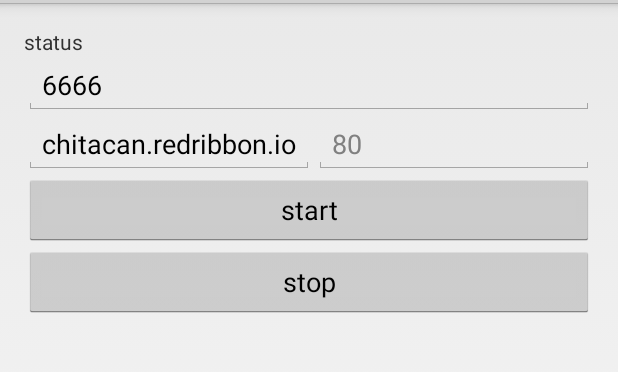
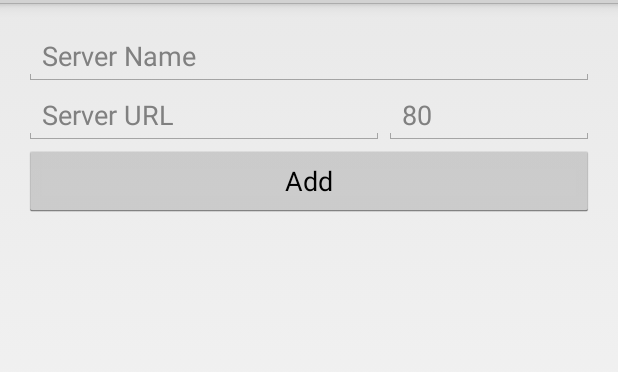
Before and after one commit to chitacan/bridge-app, an Android app: the layout fragment_add.xml on its own in the app's theme, with its tools: preview values and no code run, on a phone screen of 412 x 824 dp, the part 69-441 px from its top. Run offline under Robolectric (Android 15) with nearby library versions, the phone set to English and light mode, and no system bars.

Commit message:
[app] create 'AddFragment' and its layout.

```diff
--- a/app/src/main/java/com/chitacan/bridge/NavigationDrawerFragment.java
+++ b/app/src/main/java/com/chitacan/bridge/NavigationDrawerFragment.java
@@ -247,7 +247,7 @@ public class NavigationDrawerFragment extends Fragment {
             return true;
         }
 
-        if (item.getItemId() == R.id.action_example) {
+        if (item.getItemId() == R.id.action_add) {
             Toast.makeText(getActivity(), "Example action.", Toast.LENGTH_SHORT).show();
             return true;
         }
--- a/app/src/main/res/layout/fragment_main.xml
+++ b/app/src/main/res/layout/fragment_add.xml
@@ -6,44 +6,35 @@
     android:paddingLeft="@dimen/activity_horizontal_margin"
     android:paddingRight="@dimen/activity_horizontal_margin"
     android:paddingTop="@dimen/activity_vertical_margin"
-    tools:context=".MainActivity$PlaceholderFragment">
-
-    <TextView
-        android:id="@+id/section_status"
-        android:layout_width="match_parent"
-        android:layout_height="wrap_content"
-        android:text="status" />
+    tools:context="com.chitacan.bridge.AddFragment">
 
     <EditText
-        android:id="@+id/edit_local_port"
+        android:id="@+id/edit_server_name"
         android:layout_width="match_parent"
         android:layout_height="wrap_content"
         android:layout_alignParentStart="true"
-        android:layout_below="@+id/section_status"
-        android:hint="local port number"
-        android:inputType="number"
-        android:maxLength="5"
-        android:text="6666" />
+        android:hint="Server Name"
+        android:inputType="textUri"
+        android:singleLine="true" />
 
     <EditText
-        android:id="@+id/edit_remote_addr"
+        android:id="@+id/edit_server_url"
         android:layout_width="wrap_content"
         android:layout_height="wrap_content"
         android:layout_alignParentStart="true"
-        android:layout_below="@+id/edit_local_port"
-        android:hint="remote hostname"
+        android:hint="Server URL"
+        android:layout_below="@+id/edit_server_name"
         android:inputType="textUri"
-        android:maxWidth="240dip"
-        android:singleLine="true"
-        android:text="chitacan.redribbon.io" />
+        android:minWidth="240dip"
+        android:singleLine="true" />
 
     <EditText
         android:id="@+id/edit_remote_port"
         android:layout_width="wrap_content"
         android:layout_height="wrap_content"
         android:layout_alignParentEnd="true"
-        android:layout_below="@+id/edit_local_port"
-        android:layout_toRightOf="@+id/edit_remote_addr"
+        android:layout_below="@+id/edit_server_name"
+        android:layout_toRightOf="@+id/edit_server_url"
         android:hint="80"
         android:inputType="number"
         android:maxLength="5"
@@ -55,13 +46,6 @@
         android:layout_width="match_parent"
         android:layout_height="wrap_content"
         android:layout_below="@id/edit_remote_port"
-        android:text="start" />
-
-    <Button
-        android:id="@+id/btn_stop"
-        android:layout_width="match_parent"
-        android:layout_height="wrap_content"
-        android:layout_below="@id/btn_start"
-        android:text="stop" />
+        android:text="Add" />
 
 </RelativeLayout>
--- a/app/src/main/res/menu/main.xml
+++ b/app/src/main/res/menu/main.xml
@@ -1,8 +1,8 @@
 <menu xmlns:android="http://schemas.android.com/apk/res/android"
     xmlns:tools="http://schemas.android.com/tools"
     tools:context=".MainActivity" >
-    <item android:id="@+id/action_example"
-        android:title="@string/action_example"
+    <item android:id="@+id/action_add"
+        android:title="@string/action_add"
         android:showAsAction="withText|ifRoom" />
     <item android:id="@+id/action_settings"
         android:title="@string/action_settings"
--- a/app/src/main/res/values/strings.xml
+++ b/app/src/main/res/values/strings.xml
@@ -7,7 +7,8 @@
     <string name="title_section3">Section 3</string>
     <string name="navigation_drawer_open">Open navigation drawer</string>
     <string name="navigation_drawer_close">Close navigation drawer</string>
-    <string name="action_example">Example action</string>
+    <string name="action_add">Add</string>
     <string name="action_settings">Settings</string>
+    <string name="hello_blank_fragment">Hello blank fragment</string>
 
 </resources>
```
Also changed, not shown: app/src/main/java/com/chitacan/bridge/AddFragment.java (added, +126 -0 lines), app/src/main/java/com/chitacan/bridge/MainActivity.java (+17 -3 lines).
